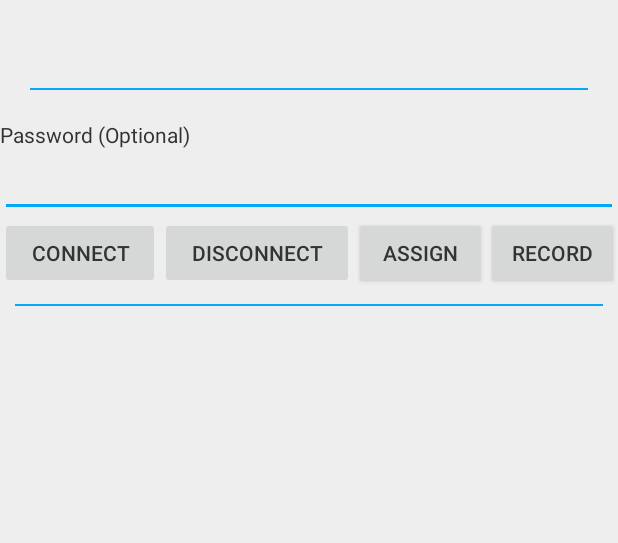
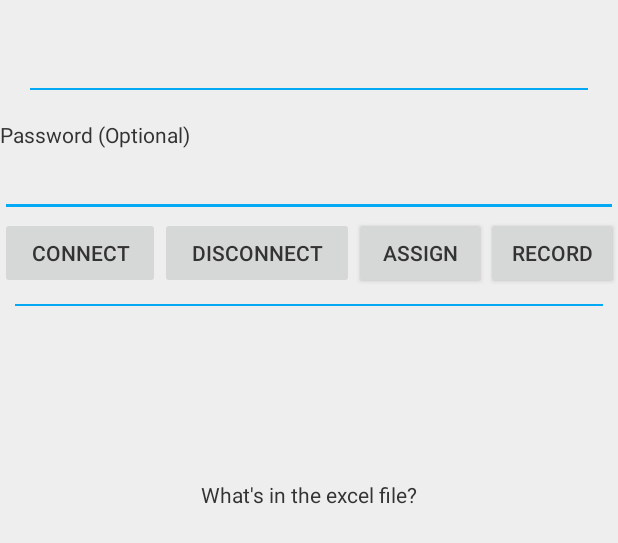
Before and after one commit to niyazil/sensor-controller, an Android app: the layout fragment_detail.xml on its own in the app's theme, with its tools: preview values and no code run, on a phone screen of 412 x 824 dp. Shown: the top 543 px of the screen. Run offline under Robolectric (Android 15) with nearby library versions, the phone set to English and light mode, and no system bars.

Commit message:
Add textView to display Excle file contents instead of using the logcat, to make sure that the app itself has access to the excel file once it is disconnected

```diff
--- a/app/src/main/res/layout/fragment_detail.xml
+++ b/app/src/main/res/layout/fragment_detail.xml
@@ -98,5 +98,14 @@
 
     </LinearLayout>
 
+    <TextView
+        android:text="What's in the excel file?"
+        android:layout_width="wrap_content"
+        android:layout_height="wrap_content"
+        android:layout_marginTop="106dp"
+        android:id="@+id/excelFileContents"
+        android:layout_below="@+id/containerActions"
+        android:layout_centerHorizontal="true" />
+
 
 </RelativeLayout>
```
Also changed, not shown: app/src/main/java/com/bluvision/buvisionsdksample/fragments/BeaconDetail.java (+15 -17 lines).
